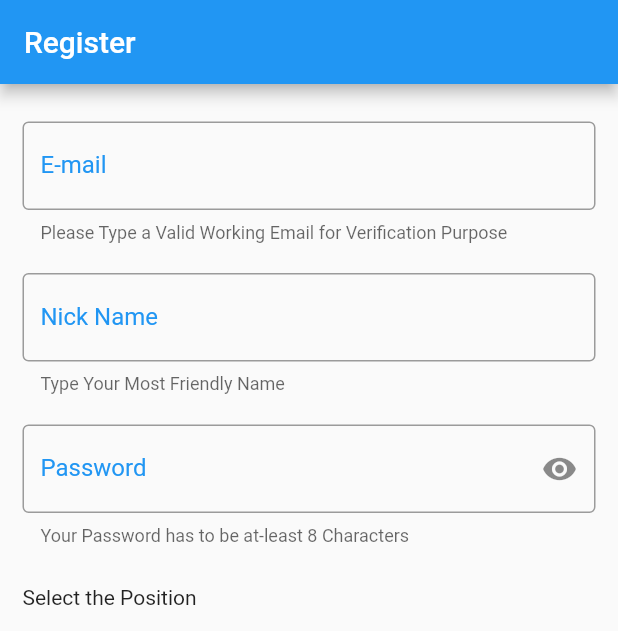
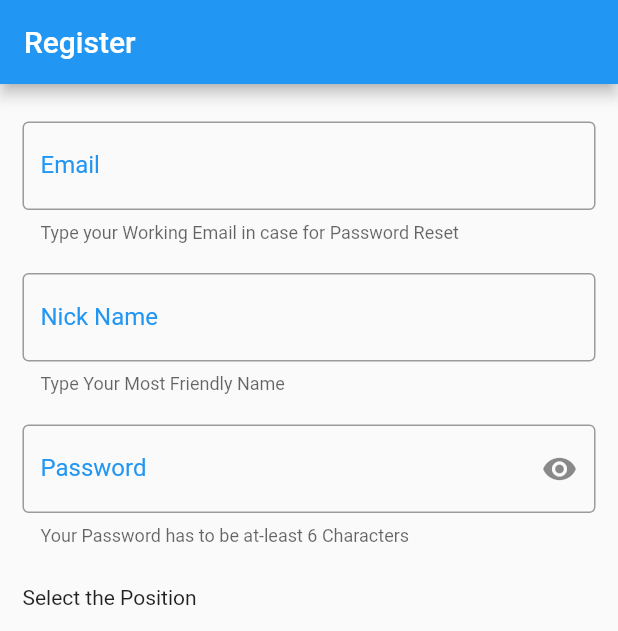
Before and after one commit to niroshan-ran/flutter_project, a Flutter app: the screen it shows after launch, after a tap on "New User?", on a phone screen of 412 x 824 dp. Shown: the top 631 px of the screen. Run offline on Flutter 3.47's test engine with Material 2 defaults, Android fonts, the phone set to English and light mode, and no system bars; our stand-ins replace cloud_firestore, email_validator, firebase_auth, firebase_core, firebase_database, firebase_storage and 3 more; accounts and stored records are empty.

Commit message:
Final Commit for today by Niroshan

```diff
--- a/lib/pages/userPages/loginpage.dart
+++ b/lib/pages/userPages/loginpage.dart
@@ -209,13 +209,13 @@ class _LoginPageState extends State<LoginPage> {
                           }
                           if (!EmailValidator.validate(value) &&
                               !emailTextValid) {
-                            return 'Please enter a valid e-mail';
+                            return 'Please enter a valid email';
                           }
 
                           return null;
                         },
                         decoration: InputDecoration(
-                          labelText: 'E-mail',
+                          labelText: 'Email',
                           labelStyle: TextStyle(
                             color: Color(0xFF2196F3),
                           ),
--- a/lib/pages/userPages/registerpage.dart
+++ b/lib/pages/userPages/registerpage.dart
@@ -224,15 +224,15 @@ class _RegisterPageState extends State<RegisterPage> {
                                       }
                                       if (!EmailValidator.validate(value) &&
                                           !emailTextValid) {
-                                        return 'Please enter a valid e-mail';
+                                        return 'Please enter a valid email';
                                       }
 
                                       return null;
                                     },
                                     decoration: InputDecoration(
                                       helperText:
-                                          'Please Type a Valid Working Email for Verification Purpose',
-                                      labelText: 'E-mail',
+                                          'Type your Working Email in case for Password Reset',
+                                      labelText: 'Email',
                                       labelStyle: TextStyle(
                                         color: Color(0xFF2196F3),
                                       ),
@@ -296,7 +296,7 @@ class _RegisterPageState extends State<RegisterPage> {
                                                 Icons.remove_red_eye_outlined),
                                       ),
                                       helperText:
-                                          "Your Password has to be at-least 8 Characters",
+                                          "Your Password has to be at-least 6 Characters",
                                       labelText: 'Password',
                                       labelStyle: TextStyle(
                                         color: Color(0xFF2196F3),
```
